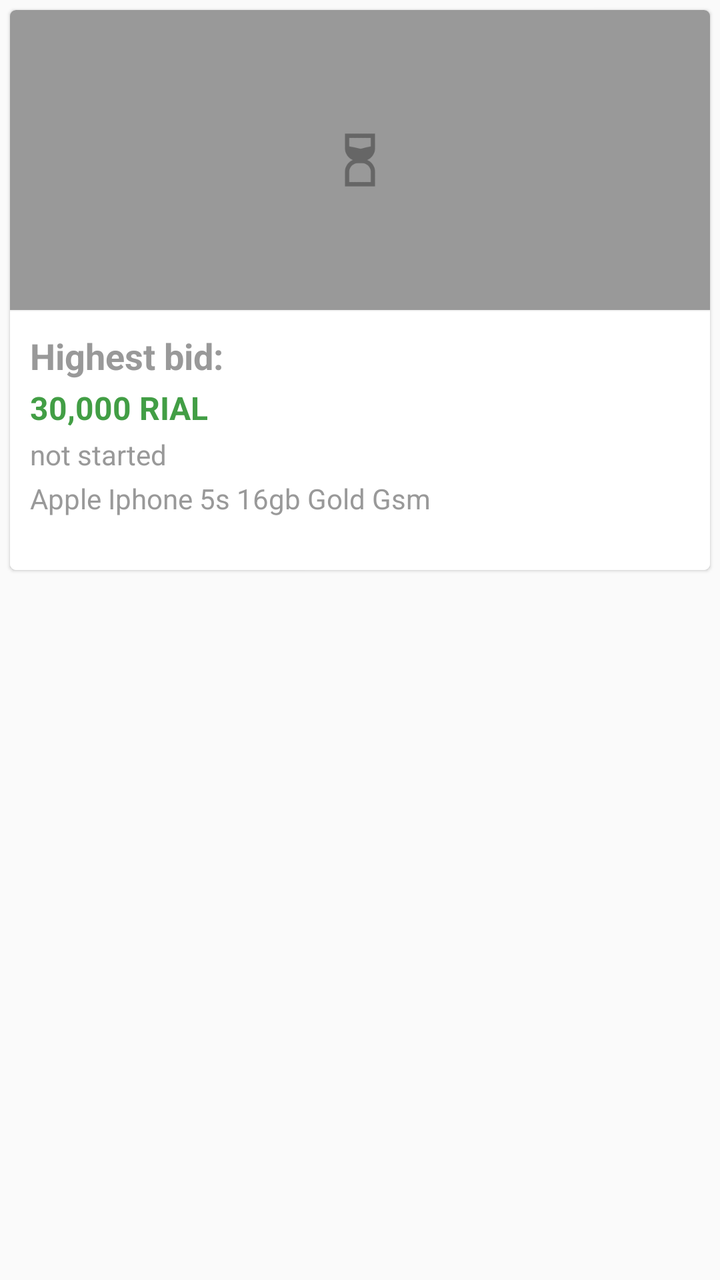
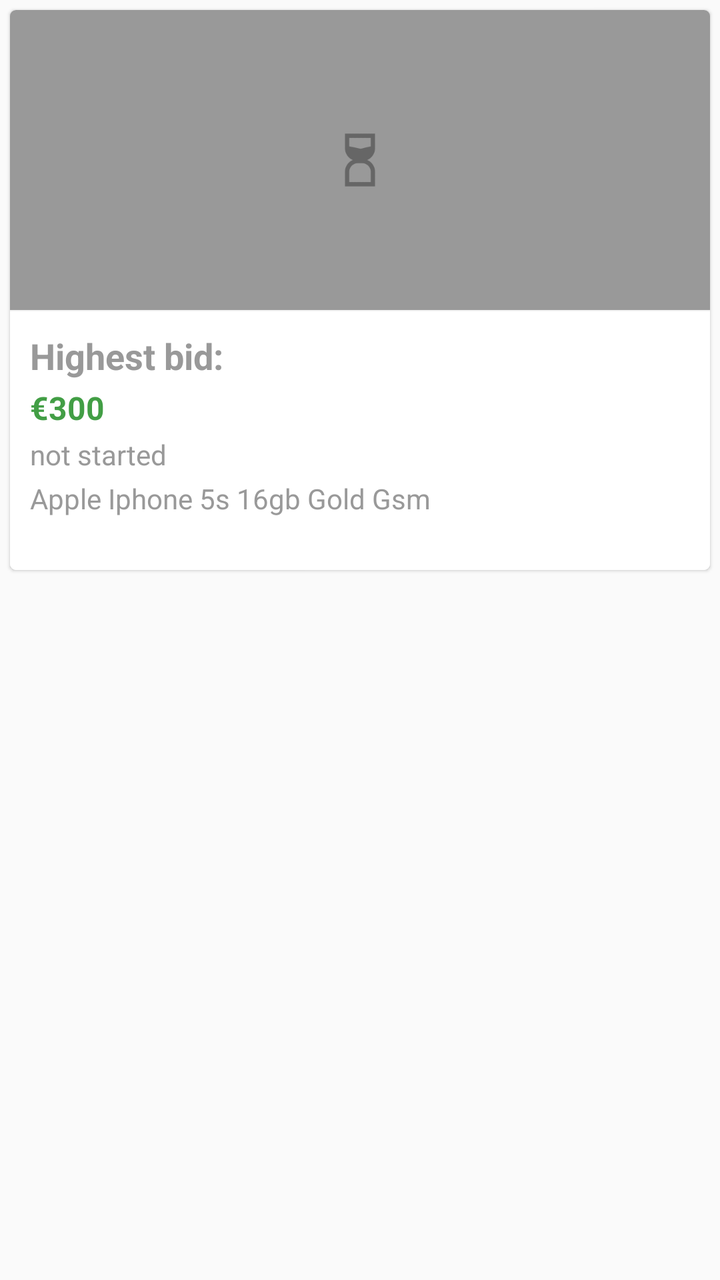

Before-and-after screenshots of an Android layout around one commit, followed by the original layout XML and the change that was made.
<!-- AndroidManifest.xml: application theme AppTheme -->
<!-- res/layout/item_product_auction.xml -->
<?xml version="1.0" encoding="utf-8"?>
<RelativeLayout xmlns:android="http://schemas.android.com/apk/res/android"
    xmlns:app="http://schemas.android.com/apk/res-auto"
    android:layout_width="match_parent"
    android:layout_height="wrap_content">

    <androidx.cardview.widget.CardView
        android:layout_width="match_parent"
        android:layout_height="wrap_content"
        android:layout_margin="@dimen/spacing_medium"
        android:clipToPadding="false"
        app:cardBackgroundColor="@android:color/white"
        app:cardCornerRadius="@dimen/card_radius"
        app:cardElevation="@dimen/card_elevation"
        app:cardUseCompatPadding="false">

        <FrameLayout
            android:id="@+id/lyt_parent"
            style="@style/RippleStyleBlack"
            android:layout_width="match_parent"
            android:layout_height="match_parent">

            <LinearLayout
                android:layout_width="match_parent"
                android:layout_height="match_parent"
                android:orientation="vertical">

                <RelativeLayout
                    android:layout_width="wrap_content"
                    android:layout_height="wrap_content"
                    android:background="@color/grey_40">

                    <ImageView
                        android:layout_width="@dimen/product_item_img"
                        android:layout_height="@dimen/product_item_img"
                        android:layout_centerInParent="true"
                        android:src="@drawable/loading_placeholder"
                        app:tint="@color/grey_60" />

                    <ImageView
                        android:id="@+id/image"
                        android:layout_width="match_parent"
                        android:layout_height="150dp"
                        android:scaleType="centerCrop" />

                </RelativeLayout>

                <View
                    android:layout_width="match_parent"
                    android:layout_height="2px"
                    android:background="@color/grey_5" />

                <LinearLayout
                    android:layout_width="match_parent"
                    android:layout_height="wrap_content"
                    android:background="@android:color/white"
                    android:orientation="vertical"
                    android:padding="@dimen/spacing_middle">

                    <TextView
                        android:layout_width="wrap_content"
                        android:layout_height="wrap_content"
                        android:text="@string/top_bid_price"
                        android:textAppearance="@style/TextAppearance.AppCompat.Medium"
                        android:textColor="@color/grey_40"
                        android:textStyle="bold"/>

                    <TextView
                        android:id="@+id/price"
                        android:layout_width="wrap_content"
                        android:layout_height="wrap_content"
                        android:layout_marginTop="@dimen/spacing_small"
                        android:text="30,000 RIAL"
                        android:textAppearance="@style/Base.TextAppearance.AppCompat.Subhead"
                        android:textColor="@color/colorPrice"
                        android:textStyle="bold" />

                    <TextView
                        android:id="@+id/auction_status"
                        android:layout_width="wrap_content"
                        android:layout_height="wrap_content"
                        android:layout_marginTop="@dimen/spacing_small"
                        android:text="not started"
                        android:textAppearance="@style/Base.TextAppearance.AppCompat.Body1"
                        android:textColor="@color/grey_40" />

                    <TextView
                        android:id="@+id/name"
                        android:layout_width="wrap_content"
                        android:layout_height="wrap_content"
                        android:layout_marginTop="@dimen/spacing_small"
                        android:maxLines="2"
                        android:minLines="2"
                        android:text="Apple Iphone 5s 16gb Gold Gsm"
                        android:textAppearance="@style/Base.TextAppearance.AppCompat.Body1"
                        android:textColor="@color/grey_40" />

                </LinearLayout>
            </LinearLayout>

        </FrameLayout>

    </androidx.cardview.widget.CardView>

</RelativeLayout>
<!-- resources referenced by this layout -->
<resources>
  <color name="colorPrice">#429E45</color>
  <color name="grey_40">#999999</color>
  <color name="grey_5">#f2f2f2</color>
  <color name="grey_60">#666666</color>
  <dimen name="card_elevation">1dp</dimen>
  <dimen name="card_radius">3dp</dimen>
  <dimen name="product_item_img">100dp</dimen>
  <dimen name="spacing_medium">5dp</dimen>
  <dimen name="spacing_middle">10dp</dimen>
  <dimen name="spacing_small">3dp</dimen>
  <!-- drawable loading_placeholder: png bitmap (drawable, 5906 bytes) -->
  <string name="top_bid_price">Highest bid:</string>
  <style name="RippleStyleBlack" parent="RippleStyleWhite" />
  <style name="AppTheme" parent="Theme.AppCompat.Light.NoActionBar">
          
          <item name="colorPrimary">@color/colorPrimary</item>
          <item name="colorPrimaryDark">@color/colorPrimaryDark</item>
          <item name="colorAccent">@color/colorAccent</item>
          <item name="colorControlNormal">@color/grey_60</item>
          <item name="fontFamily">@font/iransans</item>
      </style>
  <style name="RippleStyleWhite">
          <item name="android:foreground">?attr/selectableItemBackground</item>
          <item name="android:clickable">true</item>
          <item name="android:focusable">true</item>
      </style>
  <color name="colorPrimary">#4DB151</color>
  <color name="colorPrimaryDark">#429E45</color>
  <color name="colorAccent">#FFDE26</color>
</resources>

<!-- the commit's change to res/layout/item_product_auction.xml (unified diff, before → after) -->
@@ -70,7 +70,7 @@
                         android:layout_width="wrap_content"
                         android:layout_height="wrap_content"
                         android:layout_marginTop="@dimen/spacing_small"
-                        android:text="30,000 RIAL"
+                        android:text="€300"
                         android:textAppearance="@style/Base.TextAppearance.AppCompat.Subhead"
                         android:textColor="@color/colorPrice"
                         android:textStyle="bold" />
